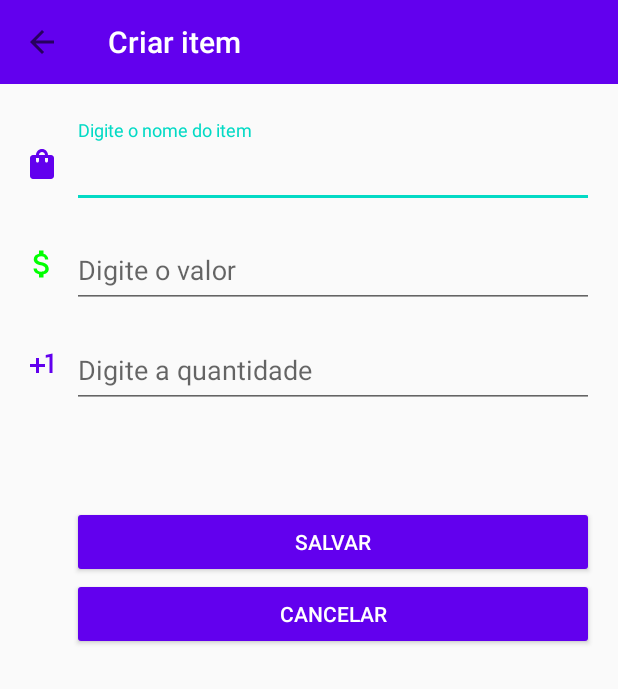
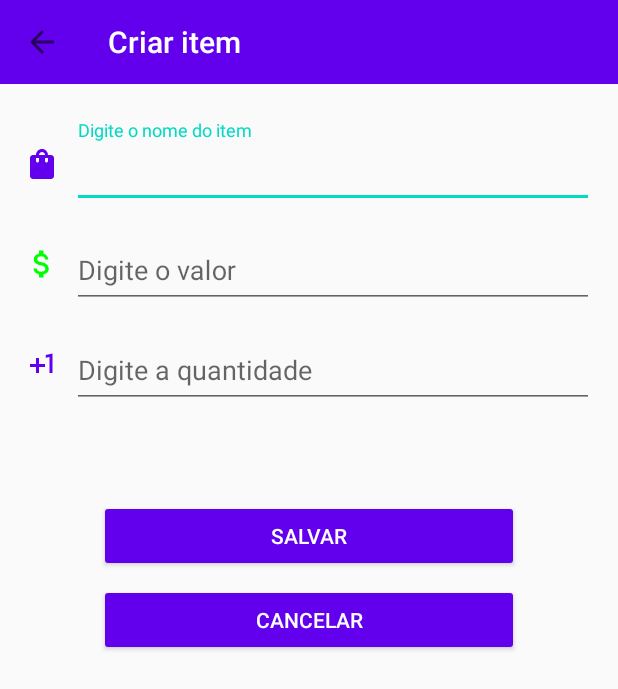
Before and after one commit to luizfelipetorres/kotlin_shopping-list, an Android app: the screen it shows after launch (AddItemActivity), after a tap on "Botão para criar um novo item na lista", on a phone screen of 412 x 824 dp. Shown: the top 689 px of the screen. Run offline under Robolectric (Android 15) with nearby library versions, the phone set to English and light mode, and no system bars; 2 statements that could not run were skipped.

Commit message:
Melhorias no código

```diff
--- a/app/src/main/java/com/lftf/simplelist/MainActivity.kt
+++ b/app/src/main/java/com/lftf/simplelist/MainActivity.kt
@@ -8,6 +8,8 @@ import android.support.v7.widget.Toolbar
 import android.view.View
 import com.lftf.simplelist.adapters.RVAdapter
 import com.lftf.simplelist.addItem.AddItemActivity
+import com.lftf.simplelist.addItem.AddItemActivity.Constants.CRIAR_ITEM
+import com.lftf.simplelist.addItem.AddItemActivity.Constants.TOOLBAR_TITLE
 import com.lftf.simplelist.databinding.ActivityMainBinding
 import com.lftf.simplelist.repository.ItemRepository
 
@@ -77,7 +79,7 @@ class MainActivity : AppCompatActivity(), View.OnClickListener {
         when (v.id) {
             R.id.fab -> {
                 val intent = Intent(this, AddItemActivity::class.java).apply {
-                    putExtra(AddItemActivity.TOOLBAR_TITLE, AddItemActivity.CRIAR_ITEM)
+                    putExtra(AddItemActivity.Constants.TOOLBAR_TITLE, AddItemActivity.Constants.CRIAR_ITEM)
                 }
                 startActivity(intent)
             }
--- a/app/src/main/java/com/lftf/simplelist/addItem/AddItemActivity.kt
+++ b/app/src/main/java/com/lftf/simplelist/addItem/AddItemActivity.kt
@@ -3,12 +3,15 @@ package com.lftf.simplelist.addItem
 import android.os.Bundle
 import android.support.v7.app.AlertDialog
 import android.support.v7.app.AppCompatActivity
-import android.support.v7.widget.Toolbar
+import android.text.Editable
+import android.text.TextWatcher
 import android.util.Log
 import android.view.MenuItem
 import android.view.View
 import android.widget.Toast
 import com.lftf.simplelist.R
+import com.lftf.simplelist.addItem.AddItemActivity.Constants.ATUALIZAR
+import com.lftf.simplelist.addItem.AddItemActivity.Constants.TOOLBAR_TITLE
 import com.lftf.simplelist.databinding.ActivityAddItemBinding
 import com.lftf.simplelist.insertToolbar
 import com.lftf.simplelist.models.ItemModel
@@ -23,12 +26,11 @@ class AddItemActivity : AppCompatActivity(), View.OnClickListener {
     lateinit var binding: ActivityAddItemBinding
     lateinit var toolbarTitle: String
 
-    companion object {
+    object Constants {
         val TOOLBAR_TITLE = "TOOLBAR_TITLE"
         val ATUALIZAR = "Atualizar"
         val CRIAR_ITEM = "Criar item"
     }
-
 
     /**
      * Controla o que acontece ao clicar em um item de menu, que está na toolbar
@@ -57,15 +59,38 @@ class AddItemActivity : AppCompatActivity(), View.OnClickListener {
             binding.fieldValue.requestFocus()
         }
 
-        insertToolbar(binding.toolbar.root as Toolbar, toolbarTitle, true)
-
+        insertToolbar(binding.toolbar.root, toolbarTitle, true)
 
         with(binding) {
+            arrayOf(fieldValue, fieldQuantity).forEach {
+                it.addTextChangedListener(object : TextWatcher {
+                    override fun beforeTextChanged(p0: CharSequence?, p1: Int, p2: Int, p3: Int) {}
+
+                    override fun onTextChanged(p0: CharSequence?, p1: Int, p2: Int, p3: Int) {}
+
+                    override fun afterTextChanged(p0: Editable?) {
+                        with(binding) {
+                            val value = fieldValue.text.toString().let {
+                                if (it.isBlank()) 0f else it.toFloat()
+                            }
+                            val quantity = fieldQuantity.text.toString().let {
+                                if (it.isBlank()) 1 else it.toInt()
+                            }
+                            val stringTotal = getString(R.string.text_view_total_value)
+                            (value * quantity).let { result ->
+                                textViewTotal.text = if (result != 0f)
+                                     stringTotal.format(result)
+                                else
+                                    ""
+                            }
+                        }
+                    }
+                })
+            }
             buttonSave.setOnClickListener(this@AddItemActivity)
             buttonCancel.setOnClickListener(this@AddItemActivity)
         }
     }
-
 
     /**
      * Ações de click, a depender do id da view clicada
--- a/app/src/main/res/layout/activity_add_item.xml
+++ b/app/src/main/res/layout/activity_add_item.xml
@@ -23,6 +23,7 @@
             android:id="@+id/ic_shoppint_bag"
             android:layout_width="wrap_content"
             android:layout_height="wrap_content"
+            android:importantForAccessibility="no"
             android:src="@drawable/ic_baseline_shopping_bag_24"
             app:layout_constraintBottom_toBottomOf="@+id/field_title_layout"
             app:layout_constraintStart_toStartOf="parent"
@@ -33,7 +34,7 @@
             android:layout_width="0dp"
             android:layout_height="wrap_content"
             android:layout_marginVertical="@dimen/margin_til"
-            android:layout_marginLeft="@dimen/margin_til"
+            android:layout_marginStart="@dimen/margin_til"
             app:layout_constraintEnd_toEndOf="parent"
             app:layout_constraintStart_toEndOf="@id/ic_shoppint_bag"
             app:layout_constraintTop_toTopOf="parent">
@@ -52,7 +53,9 @@
 
         <ImageView
             android:layout_width="wrap_content"
+
             android:layout_height="wrap_content"
+            android:importantForAccessibility="no"
             android:src="@drawable/ic_baseline_attach_money_24"
             app:layout_constraintBottom_toBottomOf="@id/field_value_layout"
             app:layout_constraintStart_toStartOf="parent"
@@ -69,6 +72,7 @@
 
 
             <EditText
+
                 android:id="@+id/field_value"
                 android:layout_width="match_parent"
                 android:layout_height="wrap_content"
@@ -76,7 +80,6 @@
                 android:ems="10"
                 android:hint="@string/value_hint"
                 android:inputType="numberDecimal"
-
                 android:minHeight="48dp"
                 android:textColorHint="#546E7A"
                 app:layout_constraintEnd_toEndOf="parent"
@@ -86,6 +89,7 @@
         <android.support.constraint.utils.ImageFilterView
             android:layout_width="wrap_content"
             android:layout_height="wrap_content"
+            android:importantForAccessibility="no"
             android:src="@drawable/ic_baseline_plus_one_24"
             app:layout_constraintBottom_toBottomOf="@id/field_quantity_layout"
             app:layout_constraintStart_toStartOf="parent"
@@ -117,27 +121,33 @@
 
         <TextView
             android:id="@+id/text_view_total"
+            style="@style/TextAppearance.MaterialComponents.Headline4"
             android:layout_width="wrap_content"
             android:layout_height="wrap_content"
+            android:layout_marginVertical="@dimen/margin_til"
+            app:layout_constraintEnd_toEndOf="@id/button_save"
+            app:layout_constraintStart_toStartOf="@id/button_save"
             app:layout_constraintTop_toBottomOf="@id/field_quantity_layout"
-            app:layout_constraintEnd_toEndOf="parent"
-            tools:text="Total"
-            style="@style/TextAppearance.MaterialComponents.Headline4"/>
+            tools:text="@string/text_view_total_value" />
+
         <Button
             android:id="@+id/button_save"
             android:layout_width="0dp"
             android:layout_height="wrap_content"
-            android:layout_marginTop="20dp"
+            android:layout_marginHorizontal="50dp"
+            android:layout_marginVertical="@dimen/margin_til"
             android:text="@string/bt_save_text"
+
             android:textColor="@color/white"
             app:layout_constraintEnd_toEndOf="parent"
-            app:layout_constraintStart_toStartOf="@id/field_quantity_layout"
+            app:layout_constraintStart_toStartOf="parent"
             app:layout_constraintTop_toBottomOf="@id/text_view_total" />
 
         <Button
             android:id="@+id/button_cancel"
             android:layout_width="0dp"
             android:layout_height="wrap_content"
+            android:layout_marginVertical="@dimen/margin_til"
             android:text="@string/bt_cancel_text"
             android:textColor="@color/white"
             app:layout_constraintEnd_toEndOf="@id/button_save"
--- a/app/src/main/res/values/strings.xml
+++ b/app/src/main/res/values/strings.xml
@@ -8,4 +8,5 @@
     <string name="fab_description">Botão para criar um novo item na lista</string>
     <string name="value_value_total">"R$ %.2f\nR$ %.2f"</string>
     <string name="value">"R$ %.2f"</string>
+    <string name="text_view_total_value">Total: R$ %.2f</string>
 </resources>
```
Also changed, not shown: app/src/main/java/com/lftf/simplelist/adapters/RVAdapter.kt (+5 -7 lines).
